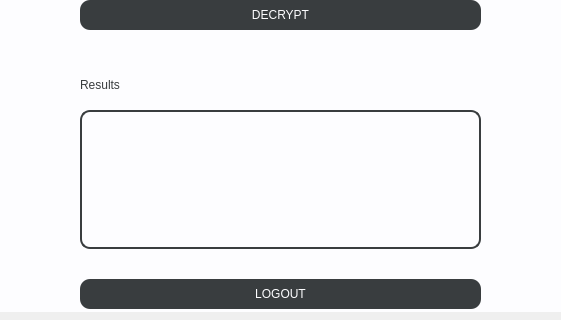
This is venv/UI/app.ui in wcislak97/PKracker as Qt 5 draws it before an edit; both pictures show x 319 to 880 and y 479 to 799 of the 1195 by 799 pixel window. The edited form follows.
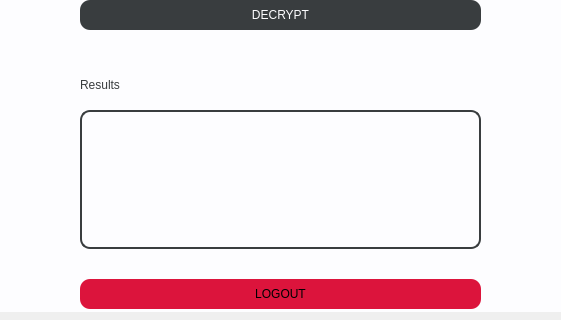
This is the edited form.

What changed in the file:
```diff
--- a/venv/UI/app.ui
+++ b/venv/UI/app.ui
@@ -426,8 +426,8 @@
          </property>
          <property name="styleSheet">
           <string notr="true">font: 63 10pt &quot;Saira SemiCondensed SemiBold&quot;;
-background-color: rgb(57, 61, 63);
-color: rgb(253, 253, 255);
+background-color: rgb(220,20,60);
+color: rgb(0, 0, 0);
 border-radius: 10px;</string>
          </property>
          <property name="text">
```
